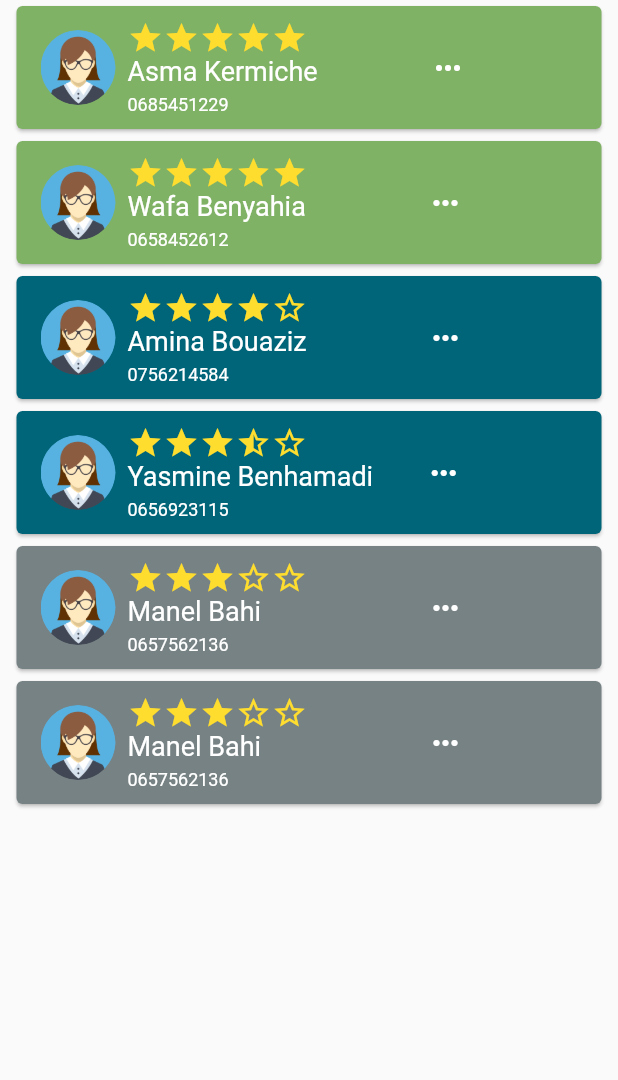
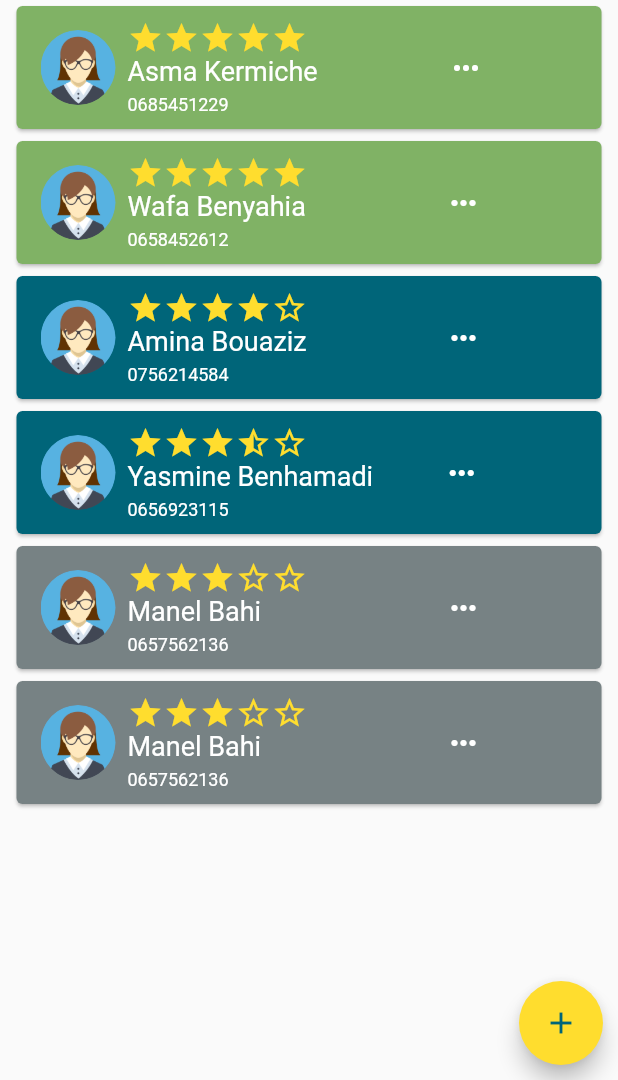
Before and after one commit to AsmaKermiche/JunctionApp, a Flutter app: the screen it shows after launch, on a phone screen of 412 x 824 dp, the part 156-1236 px from its top. Run offline on Flutter 3.47's test engine with Material 2 defaults, Android fonts, the phone set to English and light mode, and no system bars; our stand-ins replace google_maps_flutter.

Commit message:
first commit

```diff
--- /dev/null
+++ b/lib/PopupMenuButtonPage.dart
@@ -0,0 +1,60 @@
+import "package:flutter/material.dart";
+
+class PopupMenuButtonPage extends StatefulWidget {
+  @override
+  _PopupMenuButtonState createState() => _PopupMenuButtonState();
+}
+
+class _PopupMenuButtonState extends State<PopupMenuButtonPage> {
+  @override
+  Widget build(BuildContext context) {
+    Widget _offsetPopup() => PopupMenuButton<int>(
+          itemBuilder: (context) => [
+            PopupMenuItem(
+                value: 1,
+                child: Row(
+                  children: <Widget>[
+                    Icon(
+                      Icons.mode_edit,
+                      color: Color(0xff006579),
+                    ),
+                    SizedBox(
+                      width: 5,
+                    ),
+                    Text(
+                      "Mettre à jour",
+                      style: TextStyle(
+                          color: Colors.black, fontWeight: FontWeight.w700),
+                    ),
+                  ],
+                )),
+            PopupMenuItem(
+                value: 2,
+                child: Row(
+                  children: <Widget>[
+                    Icon(
+                      Icons.delete,
+                      color: Color(0xff006579),
+                    ),
+                    SizedBox(
+                      width: 5,
+                    ),
+                    Text(
+                      "Supprimer",
+                      style: TextStyle(
+                          color: Colors.black, fontWeight: FontWeight.w700),
+                    ),
+                  ],
+                )),
+          ],
+          icon: Icon(
+            Icons.more_horiz,
+            color: Colors.white,
+          ),
+//          offset: Offset(0, 100),
+        );
+    return Container(
+      child: _offsetPopup(),
+    );
+  }
+}
--- a/lib/home.dart
+++ b/lib/home.dart
@@ -1,4 +1,5 @@
 import 'package:flutter/material.dart';
+import 'package:junctionmap/PopupMenuButtonPage.dart';
 
 import 'map_page.dart';
 
@@ -71,6 +72,8 @@ class Home extends StatelessWidget {
             },
             body: new TabBarView(
               children: [
+                Stack(
+                  children: <Widget>[
                     Column(children: <Widget>[
                       personDetailCard1(),
                       personDetailCard2(),
@@ -79,6 +82,19 @@ class Home extends StatelessWidget {
                       personDetailCard5(),
                       personDetailCard6(),
                     ]),
+                    Positioned(
+                      right: 10,
+                      bottom: 10,
+                      child: FloatingActionButton(
+                        backgroundColor: Color(0xffffdd2e),
+                        child: Icon(
+                          Icons.add,
+                          color: Color(0xff006579),
+                        ),
+                      ),
+                    ),
+                  ],
+                ),
                 Container(
                   child: Mapp(),
                 )
@@ -152,10 +168,7 @@ Widget personDetailCard1() {
             SizedBox(
               width: 75,
             ),
-            Icon(
-              Icons.more_horiz,
-              color: Colors.white,
-            ),
+            PopupMenuButtonPage(),
           ],
         ),
       ),
@@ -224,10 +237,7 @@ Widget personDetailCard2() {
             SizedBox(
               width: 80,
             ),
-            Icon(
-              Icons.more_horiz,
-              color: Colors.white,
-            ),
+            PopupMenuButtonPage()
           ],
         ),
       ),
@@ -296,10 +306,7 @@ Widget personDetailCard3() {
             SizedBox(
               width: 80,
             ),
-            Icon(
-              Icons.more_horiz,
-              color: Colors.white,
-            ),
+            PopupMenuButtonPage()
           ],
         ),
       ),
@@ -368,10 +375,7 @@ Widget personDetailCard4() {
             SizedBox(
               width: 35,
             ),
-            Icon(
-              Icons.more_horiz,
-              color: Colors.white,
-            ),
+            PopupMenuButtonPage()
           ],
         ),
       ),
@@ -441,10 +445,7 @@ Widget personDetailCard5() {
             SizedBox(
               width: 80,
             ),
-            Icon(
-              Icons.more_horiz,
-              color: Colors.white,
-            ),
+            PopupMenuButtonPage()
           ],
         ),
       ),
@@ -513,10 +514,7 @@ Widget personDetailCard6() {
             SizedBox(
               width: 80,
             ),
-            Icon(
-              Icons.more_horiz,
-              color: Colors.white,
-            ),
+            PopupMenuButtonPage()
           ],
         ),
       ),
--- a/lib/main.dart
+++ b/lib/main.dart
@@ -1,18 +1,7 @@
 import 'package:flutter/material.dart';
+
 import 'home.dart';
-import 'map_page.dart';
 
-void main() => runApp(MyApp());
-
-class MyApp extends StatelessWidget {
-  // This widget is the root of your application.
-  @override
-  Widget build(BuildContext context) {
-    return MaterialApp(
-      debugShowCheckedModeBanner: false,
-      title: 'BmsGeo',
-      theme: ThemeData(),
-      home: Home(),
-    );
-  }
+void main() {
+  runApp(new MaterialApp(debugShowCheckedModeBanner: false, home: new Home()));
 }
```
Lines whose indentation alone changed are shown as unchanged.
